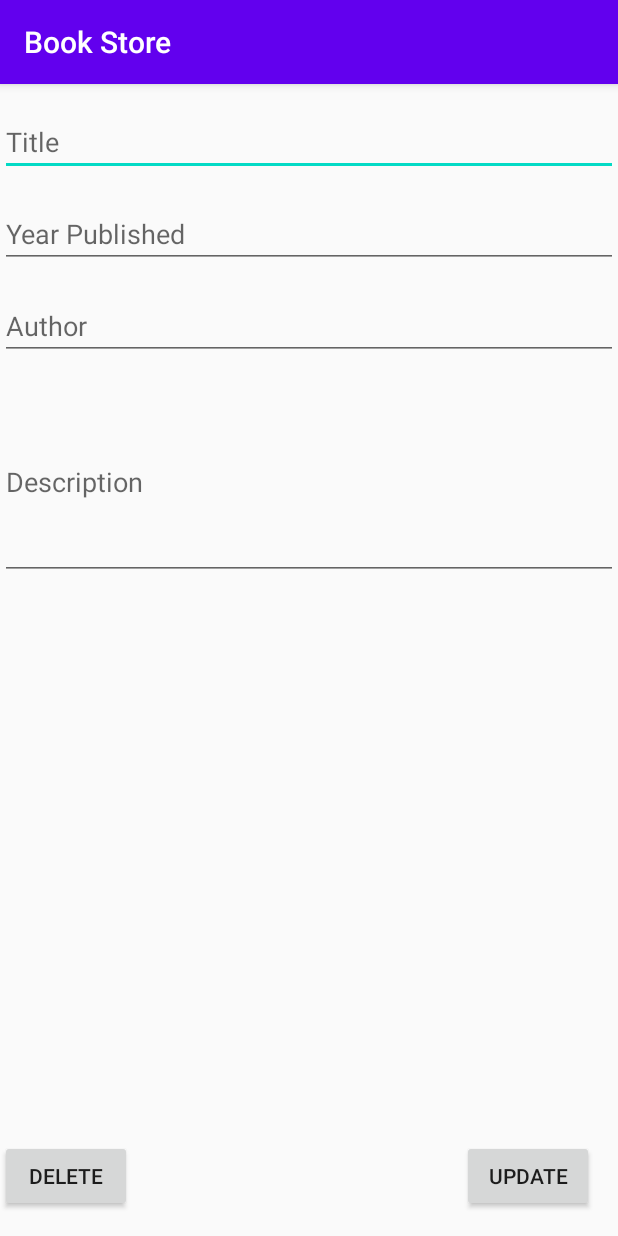
After one commit to vishav676/BookStore, an Android app: the UpdateActivity screen opened directly, with no data from a screen before it, on a phone screen of 412 x 824 dp. The commit adds this screen. Run offline under Robolectric (Android 15) with nearby library versions, the phone set to English and light mode, and no system bars; our stand-ins replace Room's generated code.

Commit message:
Update and Delete

```diff
--- a/app/src/main/java/com/example/bookstore/BookViewModel.kt
+++ b/app/src/main/java/com/example/bookstore/BookViewModel.kt
@@ -5,7 +5,9 @@ import androidx.lifecycle.AndroidViewModel
 import androidx.lifecycle.LiveData
 import androidx.lifecycle.viewModelScope
 import kotlinx.coroutines.Dispatchers
+import kotlinx.coroutines.Job
 import kotlinx.coroutines.launch
+import kotlinx.coroutines.runBlocking
 
 class BookViewModel(application: Application) : AndroidViewModel(application){
 
@@ -19,4 +21,17 @@ class BookViewModel(application: Application) : AndroidViewModel(application){
     {
         bookDao.insert(book)
     }
+    fun update(book:books) = viewModelScope.launch ( Dispatchers.IO )
+    {
+        bookDao.update(book)
+    }
+
+    fun search(bookId: Int) = runBlocking {
+        return@runBlocking bookDao.search(bookId)
+    }
+
+    fun delete(book:books) = viewModelScope.launch ( Dispatchers.IO )
+    {
+        bookDao.delete(book)
+    }
 }
--- /dev/null
+++ b/app/src/main/java/com/example/bookstore/UpdateActivity.kt
@@ -0,0 +1,52 @@
+package com.example.bookstore
+
+import android.content.Intent
+import androidx.appcompat.app.AppCompatActivity
+import android.os.Bundle
+import android.widget.Button
+import android.widget.EditText
+import androidx.lifecycle.ViewModelProvider
+
+class UpdateActivity : AppCompatActivity() {
+    private lateinit var bookViewModel:BookViewModel
+    override fun onCreate(savedInstanceState: Bundle?) {
+        super.onCreate(savedInstanceState)
+        setContentView(R.layout.activity_update)
+
+        var intent = intent
+        var bookId : Int? = intent.getIntExtra("id",0)
+        bookViewModel = ViewModelProvider(this).get(BookViewModel::class.java)
+        val editTitle = findViewById<EditText>(R.id.etBookTitleUpdate);
+        val editDesc = findViewById<EditText>(R.id.etBookDescUpdate);
+        val editYearPub = findViewById<EditText>(R.id.etBookYearPubUpdate);
+        val editAuthor = findViewById<EditText>(R.id.etBookAuthorUpdate);
+
+        var book : books? = bookId?.let { bookViewModel.search(it) };
+
+        editTitle.setText(book?.name)
+        editDesc.setText(book?.description)
+        editYearPub.setText(book?.yearPub)
+        editAuthor.setText(book?.author)
+        val submitButton = findViewById<Button>(R.id.updateButton)
+        val deleteButton = findViewById<Button>(R.id.deleteButton)
+        submitButton.setOnClickListener{
+
+            val title = editTitle.text.toString()
+            val year = editYearPub.text.toString()
+            val author = editAuthor.text.toString()
+            val desc = editDesc.text.toString()
+
+            val book = bookId?.let { it1 -> books(id = it1,name = title, yearPub = year, author = author,description = desc) }
+            if (book != null) {
+                bookViewModel.update(book)
+            }
+            finish()
+        }
+
+        deleteButton.setOnClickListener {
+            if (book != null) {
+                bookViewModel.delete(book)
+            }
+        }
+    }
+}
--- a/app/src/main/java/com/example/bookstore/bookDAO.kt
+++ b/app/src/main/java/com/example/bookstore/bookDAO.kt
@@ -15,4 +15,13 @@ interface bookDAO {
 
     @Query("DELETE FROM BookTable")
     fun deleteAll()
+
+    @Delete
+    fun delete(model: books)
+
+    @Query("SELECT * from booktable WHERE booktable.BookId = :id")
+    suspend fun search(id: Int) : books
+
+    @Update
+    fun update(model: books)
 }
--- /dev/null
+++ b/app/src/main/res/layout/activity_update.xml
@@ -0,0 +1,71 @@
+<?xml version="1.0" encoding="utf-8"?>
+<androidx.constraintlayout.widget.ConstraintLayout xmlns:android="http://schemas.android.com/apk/res/android"
+    xmlns:app="http://schemas.android.com/apk/res-auto"
+    xmlns:tools="http://schemas.android.com/tools"
+    android:layout_width="match_parent"
+    android:layout_height="match_parent"
+    tools:context=".UpdateActivity">
+
+        <EditText
+            android:id="@+id/etBookTitleUpdate"
+            android:layout_width="match_parent"
+            android:layout_height="wrap_content"
+            android:hint="Title"
+            android:layout_marginTop="16dp"
+            app:layout_constraintEnd_toEndOf="parent"
+            app:layout_constraintStart_toStartOf="parent"
+            app:layout_constraintTop_toTopOf="parent" />
+        <EditText
+            android:id="@+id/etBookYearPubUpdate"
+            android:layout_width="match_parent"
+            android:layout_height="wrap_content"
+            android:hint="Year Published"
+            android:layout_marginTop="16dp"
+            android:inputType="date"
+            app:layout_constraintEnd_toEndOf="parent"
+            app:layout_constraintStart_toStartOf="parent"
+            app:layout_constraintTop_toBottomOf="@id/etBookTitleUpdate" />
+        <EditText
+            android:id="@+id/etBookAuthorUpdate"
+            android:layout_width="match_parent"
+            android:layout_height="wrap_content"
+            android:hint="Author"
+            android:layout_marginTop="16dp"
+            android:inputType="text"
+            app:layout_constraintEnd_toEndOf="parent"
+            app:layout_constraintStart_toStartOf="parent"
+            app:layout_constraintTop_toBottomOf="@id/etBookYearPubUpdate" />
+        <EditText
+            android:id="@+id/etBookDescUpdate"
+            android:layout_width="match_parent"
+            android:layout_height="wrap_content"
+            android:hint="Description"
+            android:inputType="textMultiLine"
+            android:lines="5"
+            android:layout_marginTop="16dp"
+            app:layout_constraintEnd_toEndOf="parent"
+            app:layout_constraintStart_toStartOf="parent"
+            app:layout_constraintTop_toBottomOf="@id/etBookAuthorUpdate" />
+
+        <Button
+            android:layout_width="wrap_content"
+            android:layout_height="wrap_content"
+            app:layout_constraintBottom_toBottomOf="parent"
+            app:layout_constraintEnd_toEndOf="parent"
+            android:layout_marginEnd="16dp"
+            android:layout_marginBottom="16dp"
+            android:id="@+id/updateButton"
+            android:text="Update"
+            android:layout_marginRight="16dp" />
+
+        <Button
+            android:layout_width="wrap_content"
+            android:layout_height="wrap_content"
+            app:layout_constraintBottom_toBottomOf="parent"
+            app:layout_constraintStart_toStartOf="parent"
+            android:layout_marginEnd="16dp"
+            android:layout_marginBottom="16dp"
+            android:id="@+id/deleteButton"
+            android:text="Delete"
+            android:layout_marginRight="16dp" />
+</androidx.constraintlayout.widget.ConstraintLayout>
--- a/app/src/main/res/layout/nav_header_main.xml
+++ b/app/src/main/res/layout/nav_header_main.xml
@@ -24,12 +24,12 @@
         android:layout_width="match_parent"
         android:layout_height="wrap_content"
         android:paddingTop="@dimen/nav_header_vertical_spacing"
-        android:text="@string/nav_header_title"
+        android:text="Vishav Lakhtia"
         android:textAppearance="@style/TextAppearance.AppCompat.Body1" />
 
     <TextView
         android:id="@+id/textView"
         android:layout_width="wrap_content"
         android:layout_height="wrap_content"
-        android:text="@string/nav_header_subtitle" />
+        android:text="Neptun Code : CU5J9O" />
 </LinearLayout>
--- a/app/src/main/res/values/strings.xml
+++ b/app/src/main/res/values/strings.xml
@@ -11,4 +11,6 @@
     <string name="menu_home">Home</string>
     <string name="menu_gallery">Gallery</string>
     <string name="menu_slideshow">Slideshow</string>
+    <!-- TODO: Remove or change this placeholder text -->
+    <string name="hello_blank_fragment">Hello blank fragment</string>
 </resources>
```
Also changed, not shown: app/src/main/AndroidManifest.xml (+4 -6 lines), app/src/main/java/com/example/bookstore/UpdateFragment.kt (added, +23 -0 lines), app/src/main/java/com/example/bookstore/bookAdapter.kt (+6 -1 lines), app/src/main/java/com/example/bookstore/ui/books/HomeFragment.kt (+10 -6 lines), app/src/main/res/layout/fragment_update.xml (added, +9 -0 lines).
